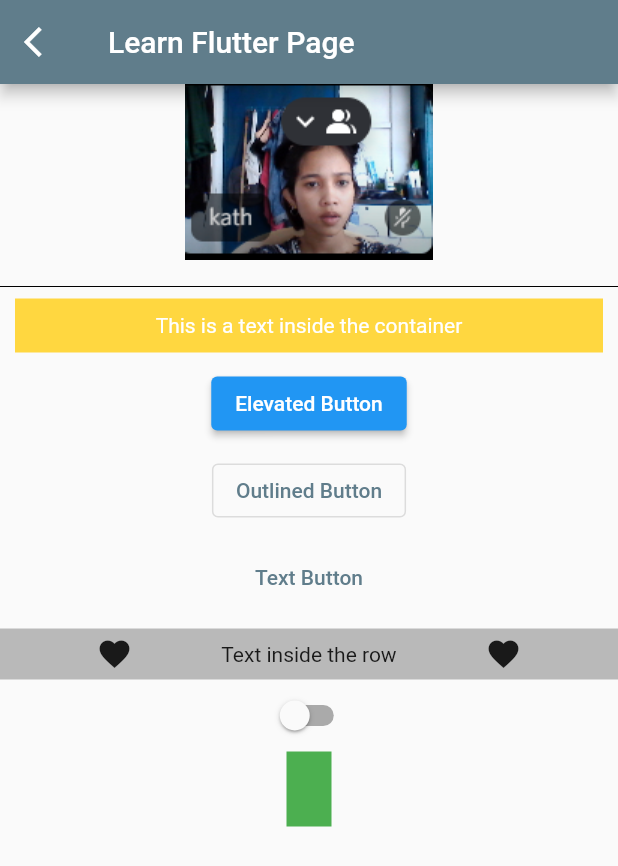
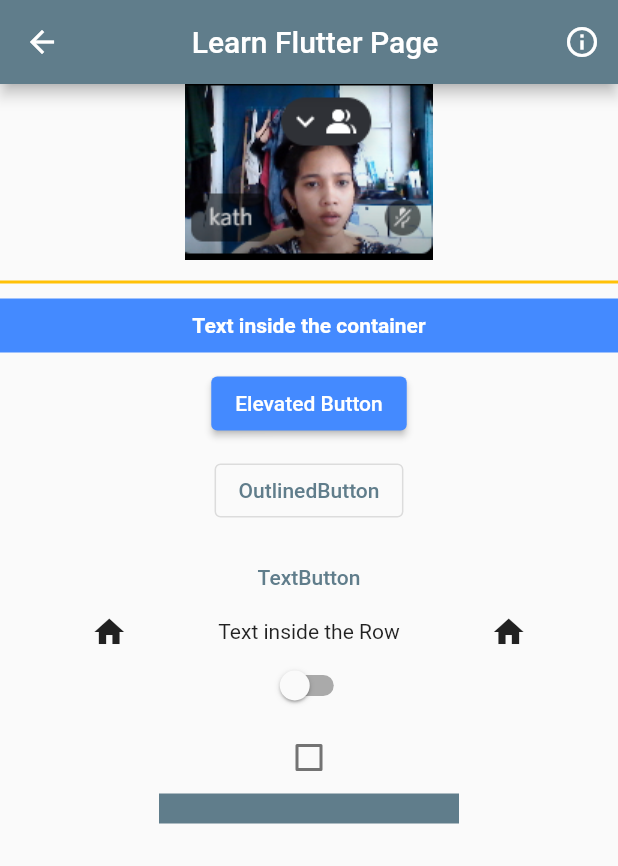
Before and after one commit to JoshBiong/flutter_basics2, a Flutter app: the screen it shows after launch, after a tap on "Learn Flutter", on a phone screen of 412 x 824 dp. Shown: the top 866 px of the screen. Run offline on Flutter 3.47's test engine with Material 2 defaults, Android fonts, the light colour scheme and no system bars.

Commit message:
flutter basics2 DONE!

```diff
--- a/lib/home_page.dart
+++ b/lib/home_page.dart
@@ -11,7 +11,7 @@ class Homepage extends StatelessWidget {
         onPressed: () {
           Navigator.of(context).push(
             MaterialPageRoute(
-              builder: (BuildContext context) => const LearFlutterPage(),
+              builder: (BuildContext context) => const LearnFlutterPage(),
             ),
           );
         },
--- a/lib/learn_flutterr_page.dart
+++ b/lib/learn_flutterr_page.dart
@@ -1,85 +1,87 @@
 import 'package:flutter/material.dart';
 
-class LearFlutterPage extends StatefulWidget {
-  const LearFlutterPage({Key? key}) : super(key: key);
+class LearnFlutterPage extends StatefulWidget {
+  const LearnFlutterPage({super.key});
 
   @override
-  State<LearFlutterPage> createState() => _LearFlutterPageState();
+  State<LearnFlutterPage> createState() => _LearnFlutterPageState();
 }
 
-class _LearFlutterPageState extends State<LearFlutterPage> {
+class _LearnFlutterPageState extends State<LearnFlutterPage> {
   bool _isSwitch = false;
-  bool _isSelected = false;
-
+  bool? _isChecked = false;
+  bool tapp = false;
   @override
   Widget build(BuildContext context) {
     return Scaffold(
       appBar: AppBar(
-        automaticallyImplyLeading: false,
-        leading: IconButton(
-          onPressed: () {
-            Navigator.of(context).pop();
-          },
-          icon: const Icon(Icons.arrow_back_ios),
+        title: const Center(
+          child: Text('Learn Flutter Page'),
         ),
-        title: const Text('Learn Flutter Page'),
+        actions: [
+          IconButton(
+            onPressed: () {},
+            icon: const Icon(Icons.info_outline),
           ),
-      body: Column(
+        ],
+      ),
+      body: SingleChildScrollView(
+        child: Column(
           children: [
             Image.asset('images/image.png'),
-          const SizedBox(height: 10),
+            const SizedBox(
+              height: 15.0,
+            ),
             const Divider(
-            color: Colors.black,
+              height: 1,
+              thickness: 2,
+              color: Colors.amber,
+            ),
+            const SizedBox(
+              height: 10,
             ),
             Container(
-            padding: const EdgeInsets.all(10.0),
-            margin: const EdgeInsets.symmetric(vertical: 0, horizontal: 10),
+              color: Colors.blueAccent,
+              padding: const EdgeInsets.all(10),
               width: double.infinity,
-            color: _isSwitch ? Colors.black26 : Colors.amberAccent,
               child: const Center(
                 child: Text(
-                'This is a text inside the container',
-                style: TextStyle(color: Colors.white),
+                  'Text inside the container',
+                  style: TextStyle(
+                      fontWeight: FontWeight.bold, color: Colors.white),
                 ),
               ),
             ),
             const SizedBox(height: 10),
             ElevatedButton(
               style: ElevatedButton.styleFrom(
-                backgroundColor: _isSwitch ? Colors.amber : Colors.blue),
+                  backgroundColor:
+                      _isSwitch ? Colors.amberAccent : Colors.blueAccent),
               onPressed: () {},
               child: const Text('Elevated Button'),
             ),
             const SizedBox(height: 10),
             OutlinedButton(
               onPressed: () {},
-            child: const Text('Outlined Button'),
+              child: const Text('OutlinedButton'),
             ),
             const SizedBox(height: 10),
             TextButton(
               onPressed: () {},
-            child: const Text('Text Button'),
+              child: const Text("TextButton"),
             ),
-          const SizedBox(height: 10),
             GestureDetector(
               behavior: HitTestBehavior.opaque,
               onTap: () {
-              debugPrint('row ontap');
+                debugPrint('Row is Clicked');
               },
-            child: Container(
-              padding: const EdgeInsets.all(5.0),
-              color: Colors.black26,
               child: Row(
                   mainAxisAlignment: MainAxisAlignment.spaceEvenly,
                   children: const [
-                  Icon(Icons.favorite),
-                  Text(
-                    'Text inside the row',
-                  ),
-                  Icon(Icons.favorite),
-                ],
-              ),
-            ),
+                    Icon(Icons.home),
+                    Text('Text inside the Row'),
+                    Icon(Icons.home),
+                  ]),
             ),
             Switch(
               value: _isSwitch,
@@ -87,20 +89,32 @@ class _LearFlutterPageState extends State<LearFlutterPage> {
                 setState(() {
                   _isSwitch = newBool;
                 });
+              },
+            ),
+            Checkbox(
+                value: _isChecked,
+                onChanged: (bool? newBool) {
+                  setState(() {
+                    _isChecked = newBool;
+                  });
                 }),
             GestureDetector(
               onTap: () {
                 setState(() {
-                _isSelected = !_isSelected;
+                  tapp = !tapp;
                 });
               },
               child: AnimatedContainer(
-                height: _isSelected ? 20 : 50,
-                width: _isSelected ? 50 : 30,
-                color: _isSelected ? Colors.amberAccent : Colors.green,
-                duration: const Duration(milliseconds: 800)),
+                  color: tapp ? Colors.black : Colors.blueGrey,
+                  height: tapp ? 300 : 20,
+                  width: tapp ? 40 : 200,
+                  duration: const Duration(milliseconds: 500)),
+            ),
+            const SizedBox(
+              height: 50,
             )
           ],
+        ),
       ),
     );
   }
--- a/lib/main.dart
+++ b/lib/main.dart
@@ -1,5 +1,6 @@
 import 'package:flutter/material.dart';
 import 'package:flutter_basics2/home_page.dart';
+import 'package:flutter_basics2/profile_page.dart';
 
 void main() => runApp(const MyApp());
 
@@ -25,6 +26,7 @@ class RootPage extends StatefulWidget {
 
 class _RootPageState extends State<RootPage> {
   int currentIndex = 0;
+  List<Widget> pages = const [Homepage(), ProfilePage()];
 
   @override
   Widget build(BuildContext context) {
@@ -34,7 +36,7 @@ class _RootPageState extends State<RootPage> {
           child: Text('Flutter Basics 2.0'),
         ),
       ),
-      body: const Homepage(),
+      body: pages[currentIndex],
       floatingActionButton: FloatingActionButton(
         onPressed: () {},
         child: const Icon(Icons.add),
--- /dev/null
+++ b/lib/profile_page.dart
@@ -0,0 +1,23 @@
+import 'package:flutter/material.dart';
+
+int itemCount = 14;
+
+class ProfilePage extends StatelessWidget {
+  const ProfilePage({super.key});
+
+  @override
+  Widget build(BuildContext context) {
+    return ListView.builder(
+        itemCount: itemCount,
+        itemBuilder: (BuildContext context, int index) {
+          return ListTile(
+            title: Text('Item ${(index + 1)}'),
+            leading: const Icon(Icons.people_alt_outlined),
+            trailing: const Icon(Icons.accessibility_outlined),
+            onTap: () {
+              debugPrint('Item ${(index + 1)} is Selected');
+            },
+          );
+        });
+  }
+}
```
Lines whose indentation alone changed are shown as unchanged.
